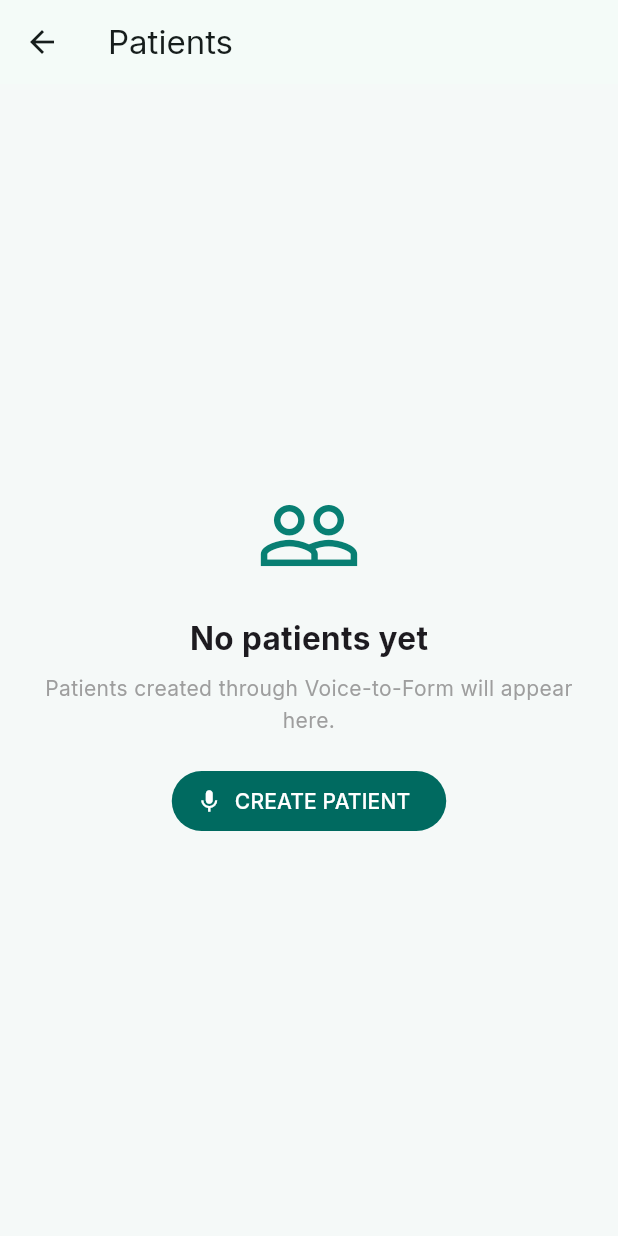
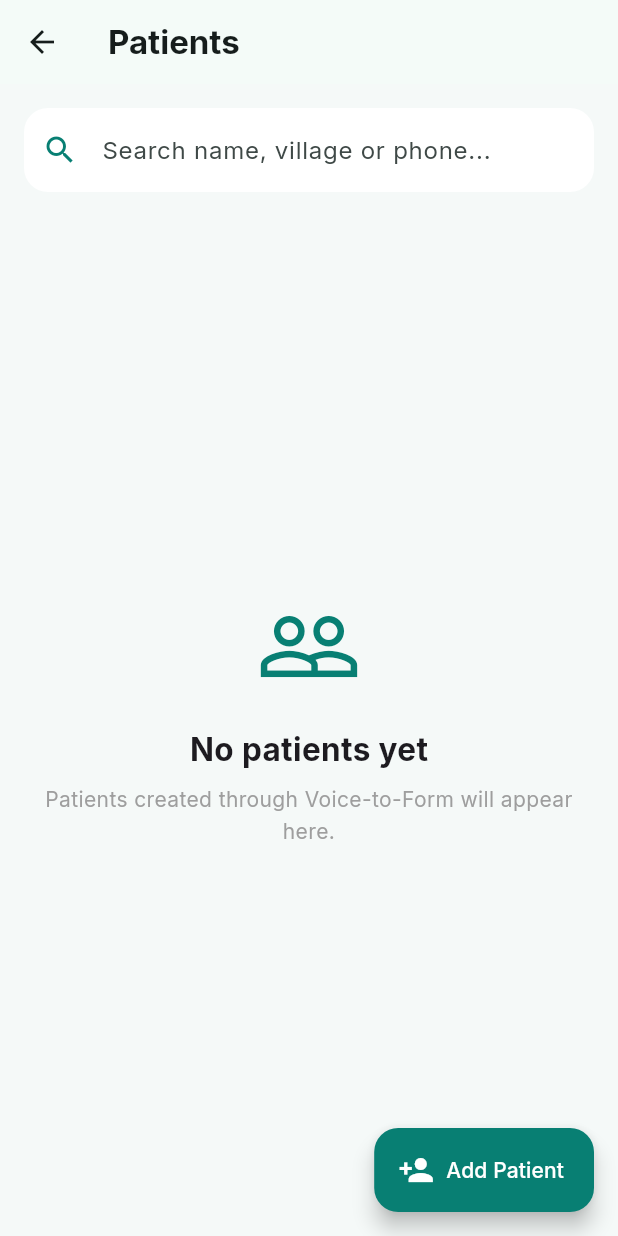
Before and after one commit to boopathiravi03/vision_health, a Flutter app: the PatientListScreen screen opened directly, on a phone screen of 412 x 824 dp. Run offline on Flutter 3.47's test engine with Material 3 defaults, Android fonts, the phone set to English and light mode, and no system bars; our stand-ins replace cloud_firestore, connectivity_plus, firebase_auth, firebase_core, firebase_database, flutter_markdown and 7 more; missing offline and left inert: mobile_scanner; accounts and stored records are empty.

Commit message:
Upgrade patient list with search, add action, and delete support

```diff
--- a/lib/screens/patient/patient_list_screen.dart
+++ b/lib/screens/patient/patient_list_screen.dart
@@ -3,27 +3,113 @@ import 'package:flutter/material.dart';
 
 import 'health_passport_screen.dart';
 
-class PatientListScreen extends StatelessWidget {
+class PatientListScreen extends StatefulWidget {
   const PatientListScreen({super.key});
+
+  @override
+  State<PatientListScreen> createState() => _PatientListScreenState();
+}
+
+class _PatientListScreenState extends State<PatientListScreen> {
+  final TextEditingController searchController = TextEditingController();
+
+  String searchText = '';
+
+  @override
+  void dispose() {
+    searchController.dispose();
+    super.dispose();
+  }
+
+  bool matchesSearch(Map<String, dynamic> data) {
+    if (searchText.trim().isEmpty) {
+      return true;
+    }
+
+    final query = searchText.trim().toLowerCase();
+
+    final name = data['name']?.toString().toLowerCase() ?? '';
+
+    final village = data['village']?.toString().toLowerCase() ?? '';
+
+    final phone = data['phone']?.toString().toLowerCase() ?? '';
+
+    return name.contains(query) ||
+        village.contains(query) ||
+        phone.contains(query);
+  }
 
   @override
   Widget build(BuildContext context) {
     return Scaffold(
       appBar: AppBar(
-        title: const Text('Patients'),
+        title: const Text(
+          'Patients',
+          style: TextStyle(fontWeight: FontWeight.bold),
         ),
+      ),
+
       backgroundColor: const Color(0xFFF5F9F8),
-      body: StreamBuilder<QuerySnapshot>(
+
+      floatingActionButton: FloatingActionButton.extended(
+        backgroundColor: const Color(0xFF087F73),
+        foregroundColor: Colors.white,
+        onPressed: () {
+          ScaffoldMessenger.of(context).showSnackBar(
+            const SnackBar(
+              content: Text('Use AI Speech-to-Form to create a new patient.'),
+            ),
+          );
+        },
+        icon: const Icon(Icons.person_add),
+        label: const Text('Add Patient'),
+      ),
+
+      body: Column(
+        children: [
+          Padding(
+            padding: const EdgeInsets.fromLTRB(16, 16, 16, 8),
+            child: TextField(
+              controller: searchController,
+              onChanged: (value) {
+                setState(() {
+                  searchText = value;
+                });
+              },
+              decoration: InputDecoration(
+                hintText: 'Search name, village or phone...',
+                prefixIcon: const Icon(Icons.search, color: Color(0xFF087F73)),
+                suffixIcon: searchText.isNotEmpty
+                    ? IconButton(
+                        onPressed: () {
+                          searchController.clear();
+
+                          setState(() {
+                            searchText = '';
+                          });
+                        },
+                        icon: const Icon(Icons.clear),
+                      )
+                    : null,
+                filled: true,
+                fillColor: Colors.white,
+                border: OutlineInputBorder(
+                  borderRadius: BorderRadius.circular(16),
+                  borderSide: BorderSide.none,
+                ),
+              ),
+            ),
+          ),
+
+          Expanded(
+            child: StreamBuilder<QuerySnapshot<Map<String, dynamic>>>(
               stream: FirebaseFirestore.instance
                   .collection('patients')
-            .orderBy('createdAt', descending: true)
                   .snapshots(),
+
               builder: (context, snapshot) {
-          if (snapshot.connectionState ==
-              ConnectionState.waiting) {
-            return const Center(
-              child: CircularProgressIndicator(),
-            );
+                if (snapshot.connectionState == ConnectionState.waiting) {
+                  return const Center(child: CircularProgressIndicator());
                 }
 
                 if (snapshot.hasError) {
@@ -40,26 +126,39 @@ class PatientListScreen extends StatelessWidget {
 
                 final docs = snapshot.data?.docs ?? [];
 
+                final filteredDocs = docs.where((doc) {
+                  return matchesSearch(doc.data());
+                }).toList();
+
                 if (docs.isEmpty) {
-            return _emptyState(context);
+                  return _emptyState(
+                    context,
+                    'No patients yet',
+                    'Patients created through Voice-to-Form will appear here.',
+                  );
+                }
+
+                if (filteredDocs.isEmpty) {
+                  return _emptyState(
+                    context,
+                    'No matching patients',
+                    'Try searching with another name, village or phone number.',
+                  );
                 }
 
                 return ListView.builder(
-            padding: const EdgeInsets.all(16),
-            itemCount: docs.length,
+                  padding: const EdgeInsets.fromLTRB(16, 8, 16, 100),
+                  itemCount: filteredDocs.length,
                   itemBuilder: (context, index) {
-              final doc = docs[index];
-              final data =
-                  doc.data() as Map<String, dynamic>;
+                    final doc = filteredDocs[index];
 
-              return _patientCard(
-                context,
-                doc.id,
-                data,
-              );
+                    return _patientCard(context, doc.id, doc.data());
                   },
                 );
               },
+            ),
+          ),
+        ],
       ),
     );
   }
@@ -69,72 +168,75 @@ class PatientListScreen extends StatelessWidget {
     String patientId,
     Map<String, dynamic> data,
   ) {
-    final name =
-        data['name']?.toString().trim().isNotEmpty == true
+    final name = data['name']?.toString().trim().isNotEmpty == true
         ? data['name'].toString()
         : 'Unknown Patient';
 
-    final age =
-        data['age']?.toString() ?? 'N/A';
+    final age = data['age']?.toString() ?? 'N/A';
 
-    final gender =
-        data['gender']?.toString() ?? 'N/A';
+    final gender = data['gender']?.toString() ?? 'N/A';
 
-    final village =
-        data['village']?.toString().trim().isNotEmpty == true
+    final village = data['village']?.toString().trim().isNotEmpty == true
         ? data['village'].toString()
         : 'Village not provided';
 
+    final symptoms = data['symptoms'];
+
     final severity =
-        data['severity']?.toString() ?? 'Not assessed';
-
-    final symptoms = data['symptoms'];
+        data['severity']?.toString() ??
+        data['riskLevel']?.toString() ??
+        'Not assessed';
 
     String symptomText = 'No symptoms recorded';
 
     if (symptoms is List && symptoms.isNotEmpty) {
-      symptomText = symptoms
-          .map((e) => e.toString())
-          .join(', ');
+      symptomText = symptoms.map((e) => e.toString()).join(', ');
+    } else if (symptoms != null) {
+      symptomText = symptoms.toString();
     }
 
     return Container(
       margin: const EdgeInsets.only(bottom: 14),
+
       decoration: BoxDecoration(
         color: Colors.white,
         borderRadius: BorderRadius.circular(20),
-        border: Border.all(
-          color: const Color(0xFFE2EAE8),
+        border: Border.all(color: const Color(0xFFE2EAE8)),
       ),
-      ),
+
       child: InkWell(
         borderRadius: BorderRadius.circular(20),
+
         onTap: () {
           Navigator.push(
             context,
             MaterialPageRoute(
-              builder: (_) => HealthPassportScreen(
-                patientId: patientId,
-              ),
+              builder: (_) => HealthPassportScreen(patientId: patientId),
             ),
           );
         },
+
         child: Padding(
           padding: const EdgeInsets.all(18),
+
           child: Column(
-            crossAxisAlignment:
-                CrossAxisAlignment.start,
+            crossAxisAlignment: CrossAxisAlignment.start,
+
             children: [
               Row(
                 children: [
                   CircleAvatar(
                     radius: 27,
-                    backgroundColor:
-                        const Color(0xFFE8F6F3),
-                    child: const Icon(
-                      Icons.person,
+                    backgroundColor: const Color(0xFFE8F6F3),
+
+                    child: Text(
+                      name.isNotEmpty ? name[0].toUpperCase() : '?',
+
+                      style: const TextStyle(
                         color: Color(0xFF087F73),
-                      size: 30,
+                        fontSize: 20,
+                        fontWeight: FontWeight.bold,
+                      ),
                     ),
                   ),
 
@@ -142,8 +244,7 @@ class PatientListScreen extends StatelessWidget {
 
                   Expanded(
                     child: Column(
-                      crossAxisAlignment:
-                          CrossAxisAlignment.start,
+                      crossAxisAlignment: CrossAxisAlignment.start,
                       children: [
                         Text(
                           name,
@@ -157,17 +258,33 @@ class PatientListScreen extends StatelessWidget {
 
                         Text(
                           '$age years • $gender',
-                          style: const TextStyle(
-                            color: Colors.grey,
-                          ),
+                          style: const TextStyle(color: Colors.grey),
                         ),
                       ],
                     ),
                   ),
 
-                  const Icon(
-                    Icons.chevron_right,
-                    color: Colors.grey,
+                  PopupMenuButton<String>(
+                    onSelected: (value) {
+                       if (value == 'delete') {
+                         _deletePatient(
+                           patientId,
+                           name,
+                         );
+                       }
+                    },
+                    itemBuilder: (context) => const [
+                      PopupMenuItem(
+                        value: 'delete',
+                        child: Row(
+                          children: [
+                            Icon(Icons.delete_outline, color: Colors.red),
+                            SizedBox(width: 8),
+                            Text('Delete'),
+                          ],
+                        ),
+                      ),
+                    ],
                   ),
                 ],
               ),
@@ -187,9 +304,7 @@ class PatientListScreen extends StatelessWidget {
                   Expanded(
                     child: Text(
                       village,
-                      style: const TextStyle(
-                        fontWeight: FontWeight.w500,
-                      ),
+                      style: const TextStyle(fontWeight: FontWeight.w500),
                     ),
                   ),
                 ],
@@ -199,22 +314,12 @@ class PatientListScreen extends StatelessWidget {
 
               Text(
                 'Symptoms',
-                style: TextStyle(
-                  fontSize: 11,
-                  color: Colors.grey.shade600,
-                ),
+                style: TextStyle(fontSize: 11, color: Colors.grey.shade600),
               ),
 
               const SizedBox(height: 3),
 
-              Text(
-                symptomText,
-                maxLines: 2,
-                overflow: TextOverflow.ellipsis,
-                style: const TextStyle(
-                  fontSize: 14,
-                ),
-              ),
+              Text(symptomText, maxLines: 2, overflow: TextOverflow.ellipsis),
 
               const SizedBox(height: 14),
 
@@ -232,6 +337,14 @@ class PatientListScreen extends StatelessWidget {
                       fontSize: 12,
                     ),
                   ),
+
+                  const SizedBox(width: 4),
+
+                  const Icon(
+                    Icons.arrow_forward,
+                    size: 16,
+                    color: Color(0xFF087F73),
+                  ),
                 ],
               ),
             ],
@@ -242,13 +355,11 @@ class PatientListScreen extends StatelessWidget {
   }
 
   Widget _riskBadge(String severity) {
-    String label = severity;
+    String label = severity.toUpperCase();
 
-    Color background =
-        const Color(0xFFE8F6F3);
+    Color background = const Color(0xFFE8F6F3);
 
-    Color foreground =
-        const Color(0xFF087F73);
+    Color foreground = const Color(0xFF087F73);
 
     final value = severity.toLowerCase();
 
@@ -258,13 +369,11 @@ class PatientListScreen extends StatelessWidget {
       label = 'HIGH';
       background = Colors.red.shade50;
       foreground = Colors.red.shade700;
-    } else if (value.contains('moderate') ||
-        value.contains('medium')) {
+    } else if (value.contains('moderate') || value.contains('medium')) {
       label = 'MODERATE';
       background = Colors.orange.shade50;
       foreground = Colors.orange.shade800;
-    } else if (value.contains('mild') ||
-        value.contains('low')) {
+    } else if (value.contains('mild') || value.contains('low')) {
       label = 'LOW';
     } else {
       label = 'NOT ASSESSED';
@@ -273,14 +382,13 @@ class PatientListScreen extends StatelessWidget {
     }
 
     return Container(
-      padding: const EdgeInsets.symmetric(
-        horizontal: 12,
-        vertical: 7,
-      ),
+      padding: const EdgeInsets.symmetric(horizontal: 12, vertical: 7),
+
       decoration: BoxDecoration(
         color: background,
         borderRadius: BorderRadius.circular(20),
       ),
+
       child: Text(
         label,
         style: TextStyle(
@@ -292,13 +400,61 @@ class PatientListScreen extends StatelessWidget {
     );
   }
 
-  Widget _emptyState(BuildContext context) {
+  Future<void> _deletePatient(
+    String patientId,
+    String name,
+  ) async {
+    final confirmed = await showDialog<bool>(
+      context: context,
+      builder: (dialogContext) {
+        return AlertDialog(
+          title: const Text('Delete patient?'),
+          content: Text('Are you sure you want to delete $name\'s record?'),
+          actions: [
+            TextButton(
+              onPressed: () => Navigator.pop(dialogContext, false),
+              child: const Text('CANCEL'),
+            ),
+            FilledButton(
+              style: FilledButton.styleFrom(backgroundColor: Colors.red),
+              onPressed: () => Navigator.pop(dialogContext, true),
+              child: const Text('DELETE'),
+            ),
+          ],
+        );
+      },
+    );
+
+    if (confirmed != true) {
+      return;
+    }
+
+    try {
+      await FirebaseFirestore.instance
+          .collection('patients')
+          .doc(patientId)
+          .delete();
+
+      if (!mounted) return;
+
+      ScaffoldMessenger.of(context)
+          .showSnackBar(const SnackBar(content: Text('Patient deleted.')));
+    } catch (e) {
+      if (!mounted) return;
+
+      ScaffoldMessenger.of(context)
+          .showSnackBar(SnackBar(content: Text('Delete failed: $e')));
+    }
+  }
+
+  Widget _emptyState(BuildContext context, String title, String message) {
     return Center(
       child: Padding(
         padding: const EdgeInsets.all(30),
+
         child: Column(
-          mainAxisAlignment:
-              MainAxisAlignment.center,
+          mainAxisAlignment: MainAxisAlignment.center,
+
           children: [
             const Icon(
               Icons.people_outline,
@@ -308,33 +464,17 @@ class PatientListScreen extends StatelessWidget {
 
             const SizedBox(height: 18),
 
-            const Text(
-              'No patients yet',
-              style: TextStyle(
-                fontSize: 21,
-                fontWeight: FontWeight.bold,
-              ),
+            Text(
+              title,
+              style: const TextStyle(fontSize: 21, fontWeight: FontWeight.bold),
             ),
 
             const SizedBox(height: 8),
 
-            const Text(
-              'Patients created through Voice-to-Form will appear here.',
+            Text(
+              message,
               textAlign: TextAlign.center,
-              style: TextStyle(
-                color: Colors.grey,
-                height: 1.5,
-              ),
-            ),
-
-            const SizedBox(height: 20),
-
-            FilledButton.icon(
-              onPressed: () {
-                Navigator.pop(context);
-              },
-              icon: const Icon(Icons.mic),
-              label: const Text('CREATE PATIENT'),
+              style: const TextStyle(color: Colors.grey, height: 1.5),
             ),
           ],
         ),
```
Lines whose indentation alone changed are shown as unchanged.
